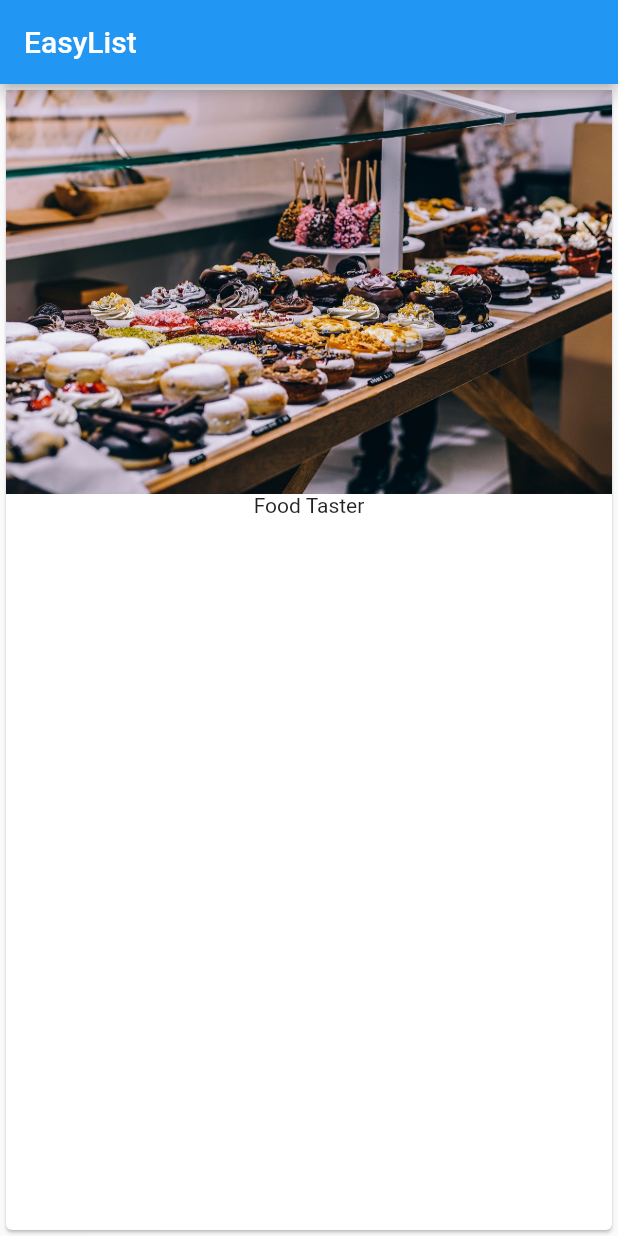
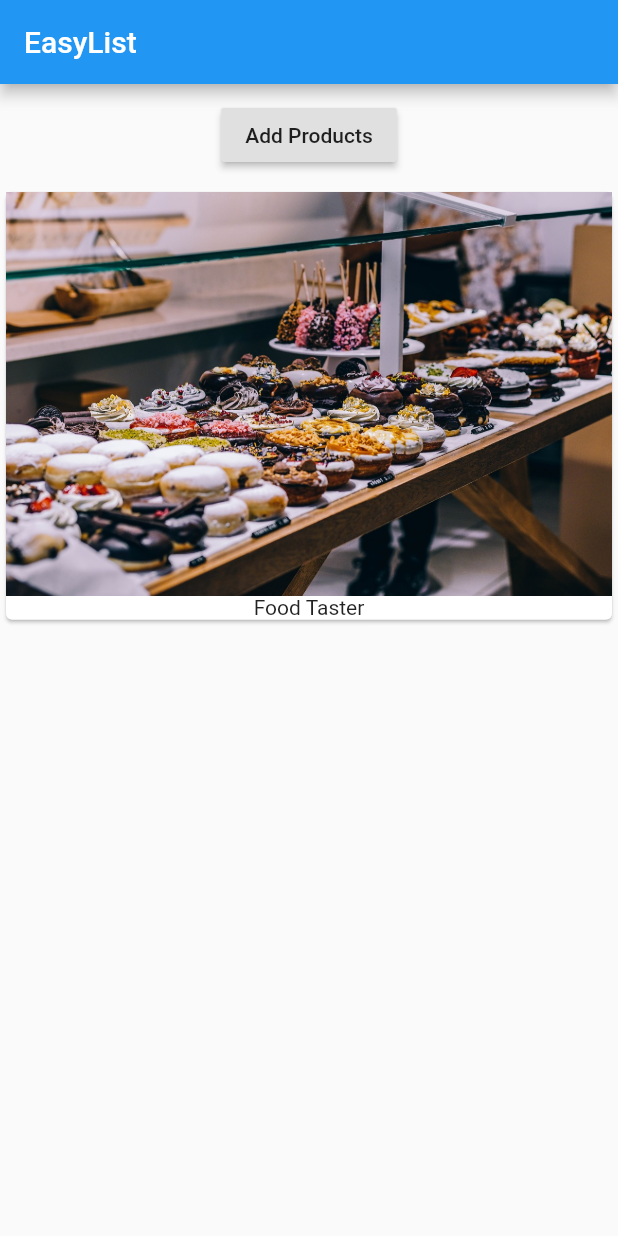
Before and after one commit to weud/flutterlearn, a Flutter app: the screen it shows after launch, on a phone screen of 412 x 824 dp. Run offline on Flutter 3.47's test engine with Material 2 defaults, Android fonts, the phone set to English and light mode, and no system bars.

Commit message:
Buton Ekleme

```diff
--- a/aclearn/lib/main.dart
+++ b/aclearn/lib/main.dart
@@ -1,21 +1,27 @@
 import 'package:flutter/material.dart';
 
-void main() => runApp(
-    MyApp()); // Fonksiyon Çagırmanın daha kolay bır yolu oldugundan bu sekılde cagırmak daha ıyı; Ayrıca Void bır sey cevırmedıgınden daha az kod satırı demek
+void main() => runApp(MyApp());
 
 class MyApp extends StatelessWidget {
-  // OVerride program compıle asamasında programıcıya çağrıldığı classın üzerine yazdığını söylemekte
   @override
-  //Build Content ve Widget programınd döndüğü tipi söylemekte
-  // normalde gerekli değil ama programa neyin döneceğini söylemek codda yapılacak diğer değişikliklerde
-  // compile alamasında hata olmamasını belirtiyor
   Widget build(BuildContext contex) {
     return MaterialApp(
       home: Scaffold(
           appBar: AppBar(
             title: Text('EasyList'),
           ),
-        body: Card(
+          // Body Card yerine Cloum ile değiştirildi bu sayede Cartlar istenildiği gibi farklı bir dizi de devam edebilmekte.
+          body: Column(
+            children: [
+              // Eklenen Buton ekranda yeri daha doğru ayarlanabilme adına Container içerisine alındı.
+              Container(
+                margin: EdgeInsets.all(10.0),
+                child: RaisedButton(
+                  child: Text('Add Products'),
+                  onPressed: () {},
+                ),
+              ),
+              Card(
                 child: Column(
                   children: <Widget>[
                     Image.asset('assets/food.jpg'),
@@ -23,7 +29,8 @@ class MyApp extends StatelessWidget {
                   ],
                 ),
               ),
-      ),
+            ],
+          )),
     );
   }
 }
```
Lines whose indentation alone changed are shown as unchanged.
